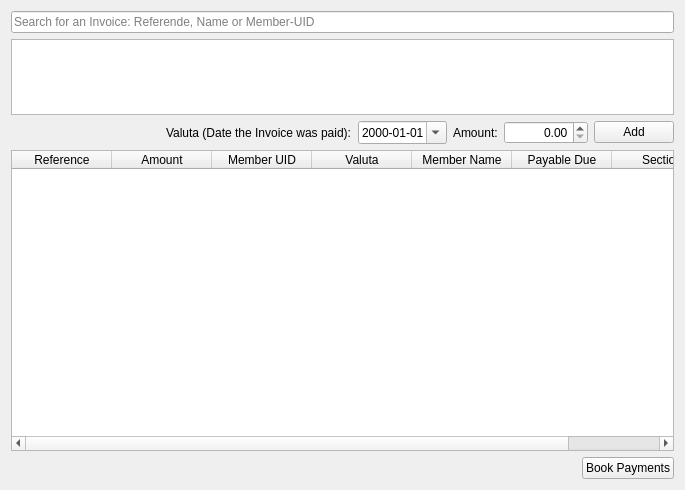
Above: forms/paymentimport.ui from LukyLuke/PiTres before the change. Below: the same form after it.
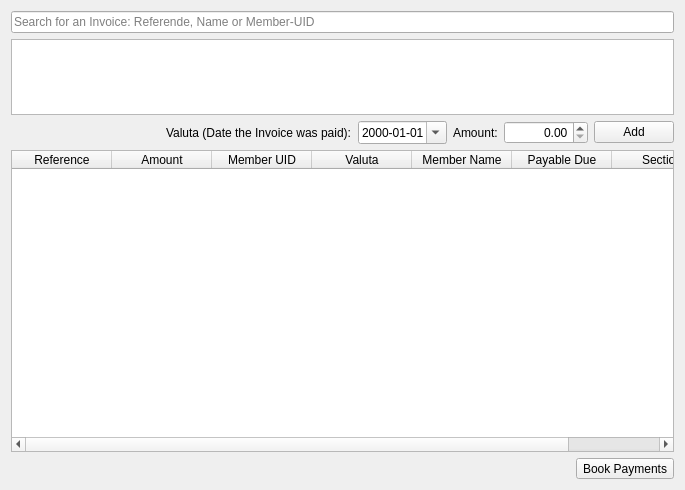
That is the form after the change. Icons and pictures are not drawn.

Commit message: Chaned Forms with new Icons

Diff of the .ui file:
```diff
--- a/forms/paymentimport.ui
+++ b/forms/paymentimport.ui
@@ -178,10 +178,23 @@
       </spacer>
      </item>
      <item>
-      <widget class="QPushButton" name="btnContinue">
+      <widget class="QToolButton" name="btnContinue">
        <property name="text">
         <string>Book Payments</string>
        </property>
+       <property name="icon">
+        <iconset resource="../PiTres.qrc">
+         <normaloff>:/icons/resources/icons/payment_in.png</normaloff>:/icons/resources/icons/payment_in.png</iconset>
+       </property>
+       <property name="iconSize">
+        <size>
+         <width>32</width>
+         <height>32</height>
+        </size>
+       </property>
+       <property name="toolButtonStyle">
+        <enum>Qt::ToolButtonTextUnderIcon</enum>
+       </property>
       </widget>
      </item>
     </layout>
```
Left out of the diff: 4 changed lines with no effect on the pictures. The commit also changes 3 other files.
